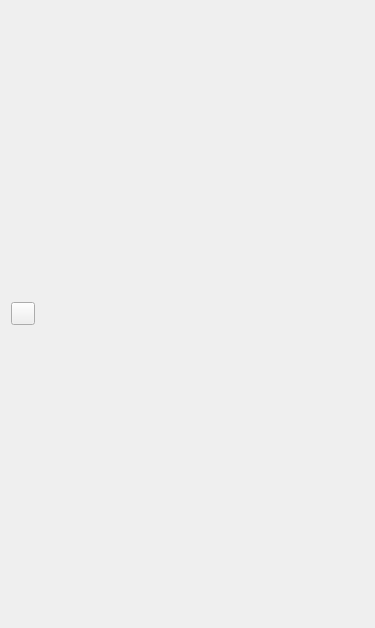
Old version of the form src/ui/styledock/qgsrenderercontainerbase.ui in the repository qgis/QGIS.
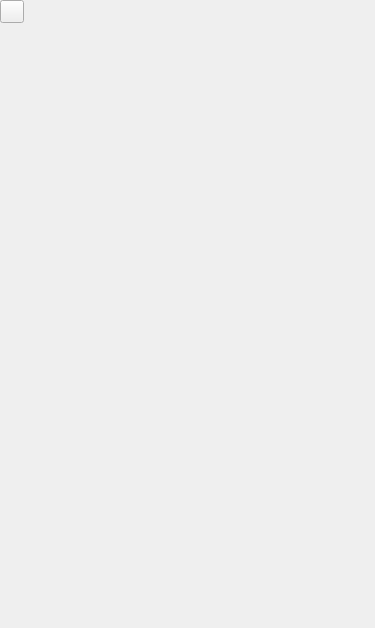
New version of the form. Icons and pictures are not drawn.

Patch:
```diff
--- a/src/ui/styledock/qgsrenderercontainerbase.ui
+++ b/src/ui/styledock/qgsrenderercontainerbase.ui
@@ -14,6 +14,18 @@
    <string>Form</string>
   </property>
   <layout class="QVBoxLayout" name="verticalLayout_2">
+   <property name="leftMargin">
+    <number>0</number>
+   </property>
+   <property name="topMargin">
+    <number>0</number>
+   </property>
+   <property name="rightMargin">
+    <number>0</number>
+   </property>
+   <property name="bottomMargin">
+    <number>0</number>
+   </property>
    <item>
     <layout class="QHBoxLayout" name="horizontalLayout">
      <item>
@@ -42,7 +54,7 @@
      <item>
       <widget class="QLabel" name="mTitleText">
        <property name="sizePolicy">
-        <sizepolicy hsizetype="Preferred" vsizetype="Maximum">
+        <sizepolicy hsizetype="Ignored" vsizetype="Maximum">
          <horstretch>0</horstretch>
          <verstretch>0</verstretch>
         </sizepolicy>
@@ -55,7 +67,44 @@
     </layout>
    </item>
    <item>
-    <layout class="QVBoxLayout" name="mWidgetLayout"/>
+    <widget class="QScrollArea" name="scrollArea">
+     <property name="frameShape">
+      <enum>QFrame::NoFrame</enum>
+     </property>
+     <property name="widgetResizable">
+      <bool>true</bool>
+     </property>
+     <widget class="QWidget" name="scrollAreaWidgetContents">
+      <property name="geometry">
+       <rect>
+        <x>0</x>
+        <y>0</y>
+        <width>375</width>
+        <height>598</height>
+       </rect>
+      </property>
+      <layout class="QVBoxLayout" name="verticalLayout">
+       <property name="leftMargin">
+        <number>0</number>
+       </property>
+       <property name="topMargin">
+        <number>0</number>
+       </property>
+       <property name="rightMargin">
+        <number>0</number>
+       </property>
+       <property name="bottomMargin">
+        <number>0</number>
+       </property>
+       <item>
+        <widget class="QStackedWidget" name="mStackedWidget">
+         <widget class="QWidget" name="page"/>
+         <widget class="QWidget" name="page_2"/>
+        </widget>
+       </item>
+      </layout>
+     </widget>
+    </widget>
    </item>
   </layout>
  </widget>
```
Left out of the diff: 2 changed lines with no effect on the pictures.
